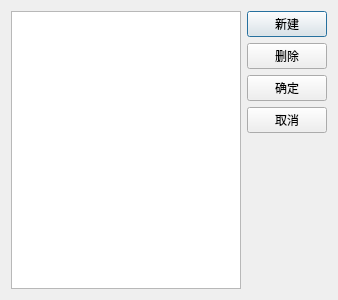
Qt form emailgroupsdialog.ui (zhouziqunzzq/qt-address-book) before a commit.
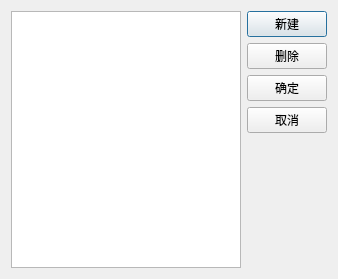
The same form after that commit.

```diff
--- a/emailgroupsdialog.ui
+++ b/emailgroupsdialog.ui
@@ -7,7 +7,7 @@
     <x>0</x>
     <y>0</y>
     <width>338</width>
-    <height>300</height>
+    <height>279</height>
    </rect>
   </property>
   <property name="windowTitle">
```
Left out of the diff: 8 changed lines with no effect on the pictures.
